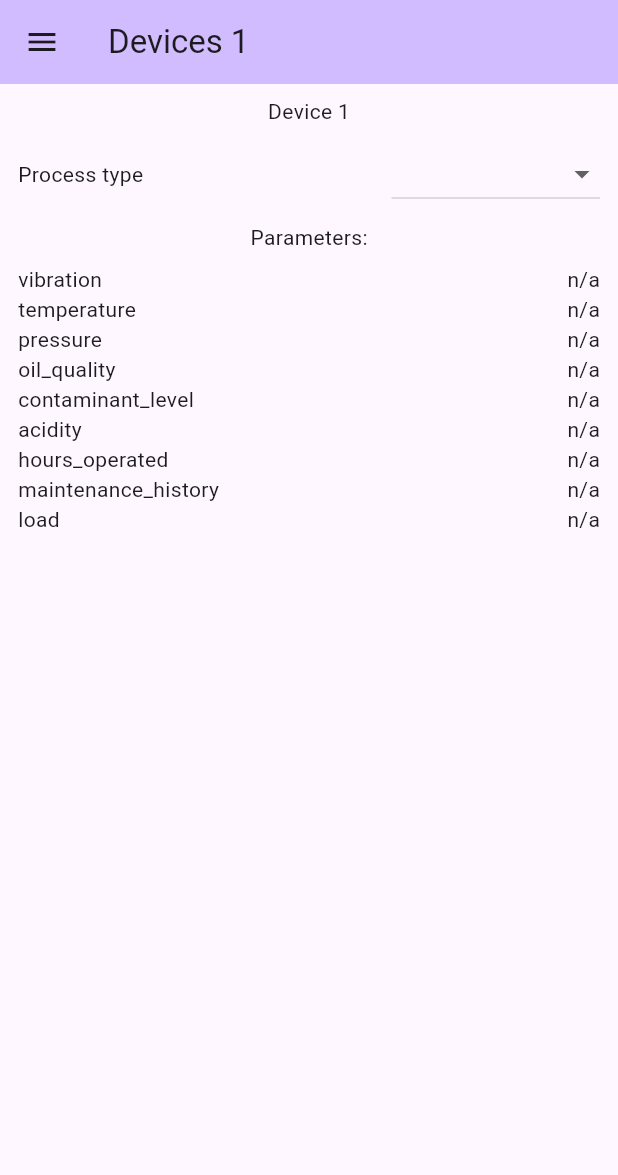
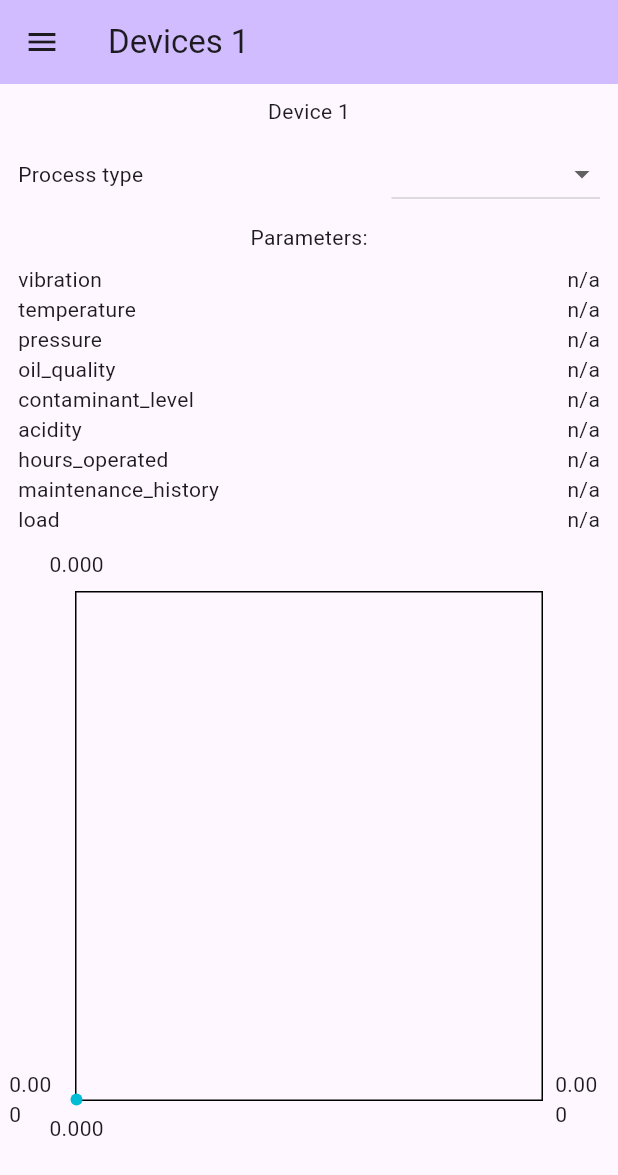
Before and after one commit to alvarohurtadobo/iot_anomaly_emulator, a Flutter app: the screen it shows after launch, after a tap on "DeMag400", on a phone screen of 412 x 824 dp. Shown: the top 1175 px of the screen. Run offline on Flutter 3.47's test engine with Material 3 defaults, Android fonts, the phone set to English and light mode, and no system bars; drawn by our look-alikes of fl_chart; our stand-ins replace flutter_riverpod, go_router; missing offline and left inert: mqtt_client; generated files the repository leaves out were written again.

Commit message:
[FEA] Added real time data plot

```diff
--- a/lib/devices/providers/sensor_history_provider.dart
+++ b/lib/devices/providers/sensor_history_provider.dart
@@ -28,11 +28,12 @@ class SensorHistoryNotifier extends Notifier<List<SensorData>> {
     _sub = stream.listen((data) {
       // Append new data and delete outside of 64 elements window
       final updated = [...state, data];
-      if (updated.length > maxLength) {
+      if (updated.length >= maxLength) {
         state = updated.sublist(updated.length - maxLength);
       } else {
         state = updated;
       }
+      print("Historic data len: ${updated.length}");
     });
 
     ref.onDispose(() => _sub?.cancel());
--- a/lib/devices/view/device_page.dart
+++ b/lib/devices/view/device_page.dart
@@ -4,7 +4,9 @@ import 'package:iot_anomaly_emulator/common/constants/sizes.dart';
 import 'package:iot_anomaly_emulator/common/view/drawer.dart';
 import 'package:iot_anomaly_emulator/devices/model/device.dart';
 import 'package:iot_anomaly_emulator/devices/model/process_types.dart';
+import 'package:iot_anomaly_emulator/devices/providers/sensor_history_provider.dart';
 import 'package:iot_anomaly_emulator/devices/providers/sensor_stream_provider.dart';
+import 'package:iot_anomaly_emulator/devices/view/widgets/history_chart.dart';
 import 'package:iot_anomaly_emulator/devices/view/widgets/numeric_tile.dart';
 import 'package:iot_anomaly_emulator/devices/view/widgets/option_tile.dart';
 import 'package:iot_anomaly_emulator/l10n/l10n.dart';
@@ -29,6 +31,7 @@ class DevicePage extends ConsumerWidget {
   Widget build(BuildContext context, WidgetRef ref) {
     final l10n = context.l10n;
     final device = emulatedDevices.firstWhere((e) => e.id == deviceId);
+    final history = ref.watch(sensorHistoryProvider);
     final sensorData = ref.watch(
       sensorStreamProvider(const Duration(seconds: 1)),
     );
@@ -58,6 +61,8 @@ class DevicePage extends ConsumerWidget {
                 )
                 .toList(),
           ),
+          gapH8,
+          HistoryChart()
         ],
       ),
     );
--- /dev/null
+++ b/lib/devices/view/widgets/history_chart.dart
@@ -0,0 +1,33 @@
+import 'package:fl_chart/fl_chart.dart';
+import 'package:flutter/material.dart';
+import 'package:flutter_riverpod/flutter_riverpod.dart';
+import 'package:iot_anomaly_emulator/devices/providers/sensor_history_provider.dart';
+
+class HistoryChart extends ConsumerWidget {
+  const HistoryChart({super.key});
+
+  @override
+  Widget build(BuildContext context, WidgetRef ref) {
+    final history = ref.watch(sensorHistoryProvider);
+
+    return SizedBox(
+      width: 400,
+      height: 400,
+      child: LineChart(
+        LineChartData(
+          lineBarsData: [
+            LineChartBarData(
+              spots: [
+                for (int i = 0; i < history.length; i++)
+                  FlSpot(
+                    i.toDouble(),
+                    history[i].values['temperature']?.toDouble() ?? 0,
+                  ),
+              ],
+            ),
+          ],
+        ),
+      ),
+    );
+  }
+}
--- a/pubspec.yaml
+++ b/pubspec.yaml
@@ -15,6 +15,7 @@ dependencies:
   intl: ^0.20.2
   mqtt_client: ^10.11.0
   go_router: ^16.2.0
+  fl_chart: ^1.0.0
 
 dev_dependencies:
   bloc_test: ^10.0.0
```
Also changed, not shown: pubspec.lock.
